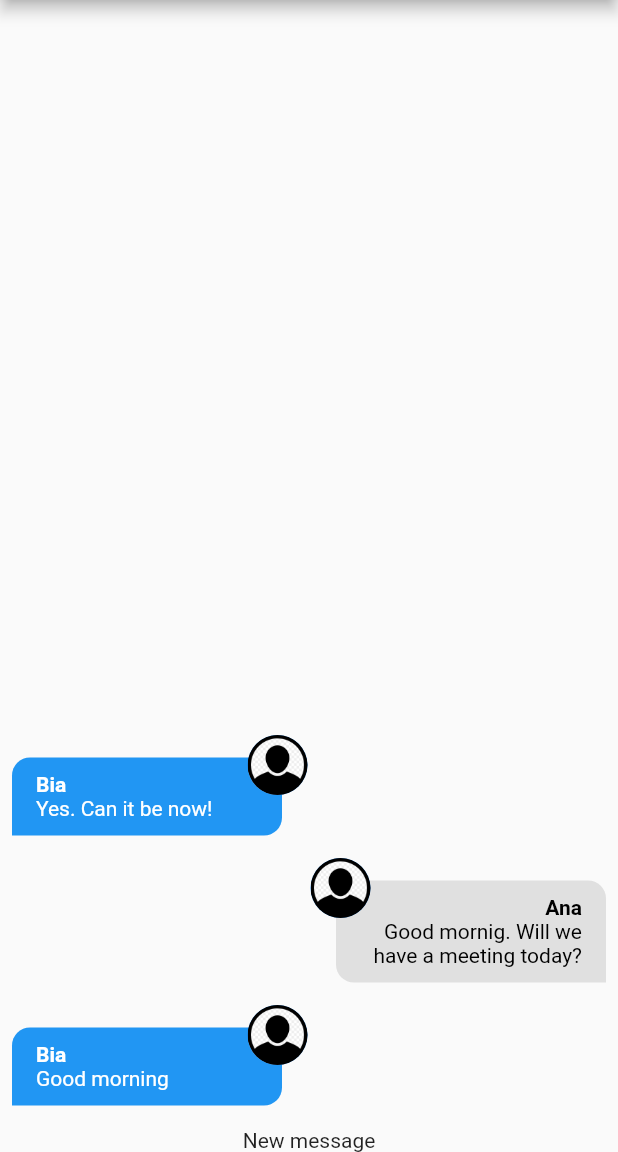
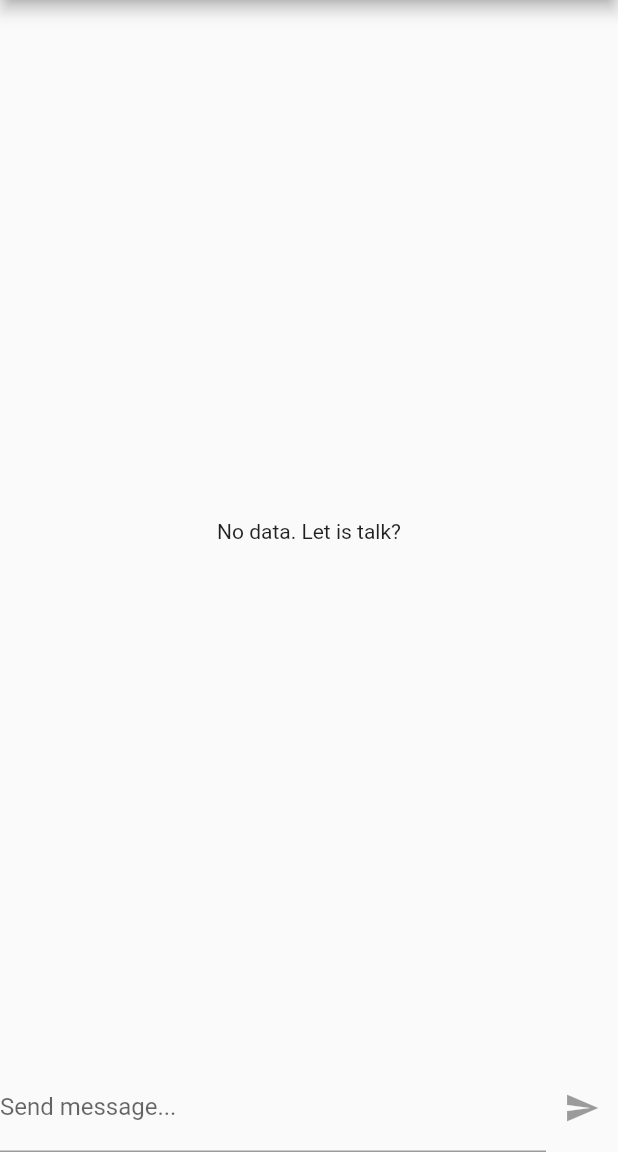
Before and after one commit to thiagonishimura/chat, a Flutter app: the screen it shows after launch, on a phone screen of 412 x 824 dp, the part 84-1236 px from its top. Run offline on Flutter 3.47's test engine with Material 2 defaults, Android fonts, the phone set to English and light mode, and no system bars; our stand-ins replace image_picker; accounts and stored records are empty.

Commit message:
Performed action of send a new message

```diff
--- a/lib/components/new_message.dart
+++ b/lib/components/new_message.dart
@@ -1,12 +1,50 @@
+import 'package:chat/core/services/auth/auth_service.dart';
+import 'package:chat/core/services/chat/chat_service.dart';
 import 'package:flutter/material.dart';
 
-class NewMessage extends StatelessWidget {
+class NewMessage extends StatefulWidget {
   const NewMessage({super.key});
 
   @override
+  State<NewMessage> createState() => _NewMessageState();
+}
+
+class _NewMessageState extends State<NewMessage> {
+  String _message = '';
+  final _messageController = TextEditingController();
+
+  Future<void> _sendMessage() async {
+    final user = AuthService().currentUser;
+
+    if (user != null) {
+      await ChatService().save(_message, user);
+      _messageController.clear();
+    }
+  }
+
+  @override
   Widget build(BuildContext context) {
-    return const Center(
-      child: Text('New message'),
+    return Row(
+      children: [
+        Expanded(
+          child: TextField(
+            controller: _messageController,
+            onChanged: (msg) => setState(() => _message = msg),
+            decoration: const InputDecoration(
+              labelText: 'Send message...',
+            ),
+            onSubmitted: (_) {
+              if (_message.trim().isNotEmpty) {
+                _sendMessage();
+              }
+            },
+          ),
+        ),
+        IconButton(
+          icon: const Icon(Icons.send),
+          onPressed: _message.trim().isEmpty ? null : _sendMessage,
+        ),
+      ],
     );
   }
 }
--- a/lib/core/services/chat/chat_mock_service.dart
+++ b/lib/core/services/chat/chat_mock_service.dart
@@ -5,32 +5,7 @@ import 'package:chat/core/models/chat_user.dart';
 import 'package:chat/core/services/chat/chat_service.dart';
 
 class ChatMockService implements ChatService {
-  static final List<ChatMessage> _msgs = [
-    ChatMessage(
-      id: '1',
-      text: 'Good morning',
-      createdAt: DateTime.now(),
-      userId: '123',
-      userName: 'Bia',
-      userImageUrl: 'assets/images/avatar.png',
-    ),
-    ChatMessage(
-      id: '2',
-      text: 'Good mornig. Will we have a meeting today?',
-      createdAt: DateTime.now(),
-      userId: '456',
-      userName: 'Ana',
-      userImageUrl: 'assets/images/avatar.png',
-    ),
-    ChatMessage(
-      id: '3',
-      text: 'Yes. Can it be now!',
-      createdAt: DateTime.now(),
-      userId: '123',
-      userName: 'Bia',
-      userImageUrl: 'assets/images/avatar.png',
-    ),
-  ];
+  static final List<ChatMessage> _msgs = [];
 
   static MultiStreamController<List<ChatMessage>>? _controller;
   static final _msgsStream = Stream<List<ChatMessage>>.multi((controller) {
@@ -54,7 +29,7 @@ class ChatMockService implements ChatService {
       userImageUrl: user.imageUrl,
     );
     _msgs.add(newMessage);
-    _controller?.add(_msgs);
+    _controller?.add(_msgs.reversed.toList());
     return newMessage;
   }
 }
```
